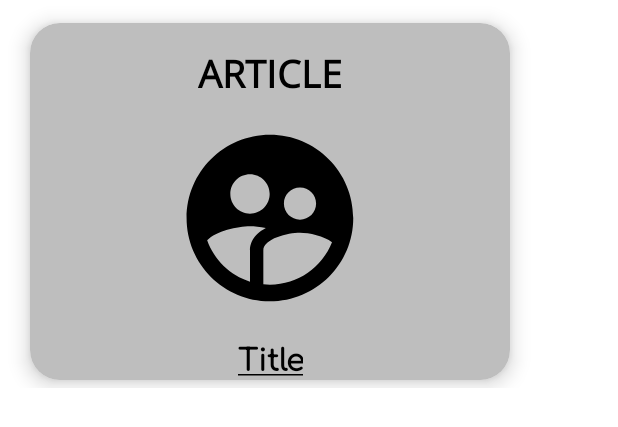
After one commit to stephenthomas04/Space_News_App, an Android app: the layout homepics.xml on its own in the app's theme, with its tools: preview values and no code run, on a phone screen of 412 x 824 dp. The commit adds this screen. Shown: the top 427 px of the screen. Run offline under Robolectric (Android 15) with nearby library versions, the phone set to English and light mode, and no system bars; network calls fail; Roboto replaces fonts that are not available here.

Commit message:
11/16/22 Stephen @home
Created a recylerview for home screen, will work on it tmr

```diff
--- a/app/src/main/res/layout/fragment_home.xml
+++ b/app/src/main/res/layout/fragment_home.xml
@@ -81,6 +81,7 @@
             android:layout_height="105dp"
             android:layout_gravity="top"
             android:layout_marginLeft="50dp"
+            android:layout_marginBottom="130dp"
             android:gravity="center"
             android:text="Team"
             android:textColor="@color/white"
@@ -94,5 +95,12 @@
             app:layout_constraintTop_toTopOf="parent"
             app:layout_constraintVertical_bias="0.913" />
 
+        <androidx.recyclerview.widget.RecyclerView
+            android:id="@+id/mRecyclerView"
+            android:layout_width="match_parent"
+            android:layout_height="match_parent"
+            android:layout_marginTop="550dp"
+            android:foregroundGravity="center"
+            android:scrollbars="horizontal" />
 
 </androidx.constraintlayout.widget.ConstraintLayout>
--- /dev/null
+++ b/app/src/main/res/layout/homepics.xml
@@ -0,0 +1,82 @@
+<?xml version="1.0" encoding="utf-8"?>
+<androidx.constraintlayout.widget.ConstraintLayout xmlns:android="http://schemas.android.com/apk/res/android"
+    xmlns:app="http://schemas.android.com/apk/res-auto"
+    xmlns:tools="http://schemas.android.com/tools"
+    android:layout_width="wrap_content"
+    android:layout_height="wrap_content">
+
+    <androidx.cardview.widget.CardView
+        android:layout_width="match_parent"
+        android:layout_height="wrap_content"
+        android:layout_marginLeft="20dp"
+        android:layout_marginRight="20dp"
+        android:layout_marginTop="15dp"
+        android:layout_marginBottom="5dp"
+        app:cardCornerRadius="20dp"
+        app:cardElevation="8dp"
+        app:cardBackgroundColor="@color/baige"
+        app:layout_constraintBottom_toBottomOf="parent"
+        app:layout_constraintEnd_toEndOf="parent"
+        app:layout_constraintStart_toStartOf="parent"
+        app:layout_constraintTop_toTopOf="parent" >
+
+        <RelativeLayout
+            android:layout_width="wrap_content"
+            android:layout_height="wrap_content"
+            >
+
+            <TextView
+                android:id="@+id/personSummary"
+                android:layout_width="wrap_content"
+                android:layout_height="wrap_content"
+                android:layout_below="@id/personView"
+                android:layout_centerHorizontal="true"
+                android:layout_marginStart="28dp"
+                android:layout_marginTop="10dp"
+                android:fontFamily="@font/comfortaa"
+                android:gravity="center"
+                android:text="@string/Title"
+                android:textColor="@color/black"
+                android:textSize="20dp"
+                android:textStyle="bold"
+                app:layout_constraintStart_toStartOf="parent"
+                app:layout_constraintTop_toBottomOf="@+id/personView" />
+
+
+            <TextView
+                android:id="@+id/personName"
+                android:layout_width="wrap_content"
+                android:layout_height="wrap_content"
+                android:layout_centerHorizontal="true"
+                android:layout_marginLeft="10dp"
+                android:layout_marginTop="16dp"
+                android:layout_marginRight="10dp"
+                android:fontFamily="@font/open_sans"
+                android:gravity="center"
+                android:text="Article"
+                android:textAllCaps="true"
+                android:textColor="@color/black"
+                android:textSize="25dp"
+                android:textStyle="bold"
+                app:layout_constraintEnd_toEndOf="parent"
+                app:layout_constraintStart_toStartOf="parent"
+                app:layout_constraintTop_toTopOf="parent" />
+
+            <ImageView
+                android:id="@+id/personView"
+                android:layout_width="320dp"
+                android:layout_height="133dp"
+                android:layout_below="@id/personName"
+                android:layout_centerHorizontal="true"
+                android:layout_marginTop="12dp"
+                app:layout_constraintEnd_toEndOf="parent"
+                app:layout_constraintStart_toStartOf="parent"
+                app:layout_constraintTop_toBottomOf="@+id/personName"
+                app:srcCompat="@drawable/profile_picture" />
+        </RelativeLayout>
+
+
+
+    </androidx.cardview.widget.CardView>
+
+</androidx.constraintlayout.widget.ConstraintLayout>
```
Lines whose indentation alone changed are shown as unchanged.
